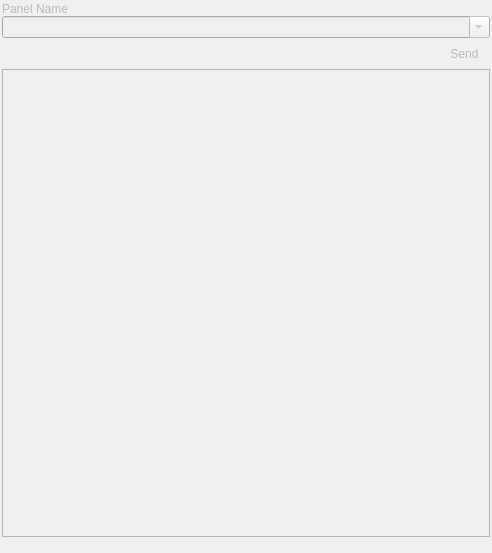
This is source/client/ui/file_panel.ui in dchapyshev/aspia as Qt 5 draws it before an edit. The edited form follows.
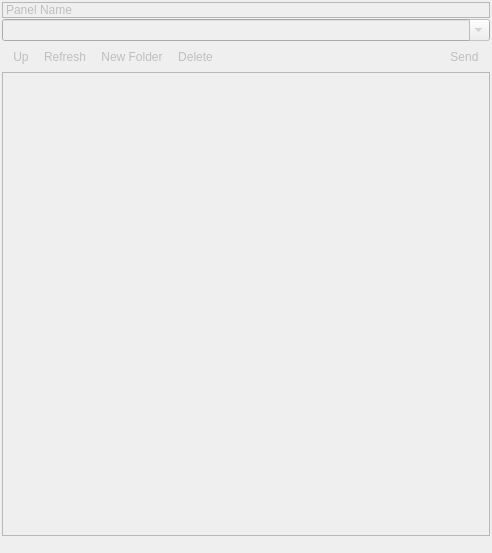
This is the edited form. Icons and pictures are not drawn. Custom widgets are drawn as their Qt base class.

```diff
--- a/source/client/ui/file_panel.ui
+++ b/source/client/ui/file_panel.ui
@@ -18,7 +18,7 @@
   </property>
   <layout class="QVBoxLayout" name="verticalLayout">
    <property name="spacing">
-    <number>0</number>
+    <number>1</number>
    </property>
    <property name="leftMargin">
     <number>2</number>
@@ -34,6 +34,12 @@
    </property>
    <item>
     <widget class="QLabel" name="label_name">
+     <property name="frameShape">
+      <enum>QFrame::StyledPanel</enum>
+     </property>
+     <property name="frameShadow">
+      <enum>QFrame::Plain</enum>
+     </property>
      <property name="text">
       <string notr="true">Panel Name</string>
      </property>
@@ -62,6 +68,9 @@
          <height>16</height>
         </size>
        </property>
+       <property name="toolButtonStyle">
+        <enum>Qt::ToolButtonTextBesideIcon</enum>
+       </property>
        <addaction name="action_up"/>
        <addaction name="action_refresh"/>
        <addaction name="action_add_folder"/>
@@ -157,7 +166,7 @@
      <normaloff>:/img/folder-up.png</normaloff>:/img/folder-up.png</iconset>
    </property>
    <property name="text">
-    <string/>
+    <string>Up</string>
    </property>
    <property name="toolTip">
     <string>Browse to parent folder (Backspace)</string>
@@ -169,7 +178,7 @@
      <normaloff>:/img/arrow-circle-double.png</normaloff>:/img/arrow-circle-double.png</iconset>
    </property>
    <property name="text">
-    <string/>
+    <string>Refresh</string>
    </property>
    <property name="toolTip">
     <string>Refresh (F5)</string>
@@ -184,7 +193,7 @@
      <normaloff>:/img/folder-plus.png</normaloff>:/img/folder-plus.png</iconset>
    </property>
    <property name="text">
-    <string/>
+    <string>New Folder</string>
    </property>
    <property name="toolTip">
     <string>Create a new folder</string>
@@ -199,7 +208,7 @@
      <normaloff>:/img/cross-script.png</normaloff>:/img/cross-script.png</iconset>
    </property>
    <property name="text">
-    <string/>
+    <string>Delete</string>
    </property>
    <property name="toolTip">
     <string>Delete selected object(s) (Delete)</string>
```
